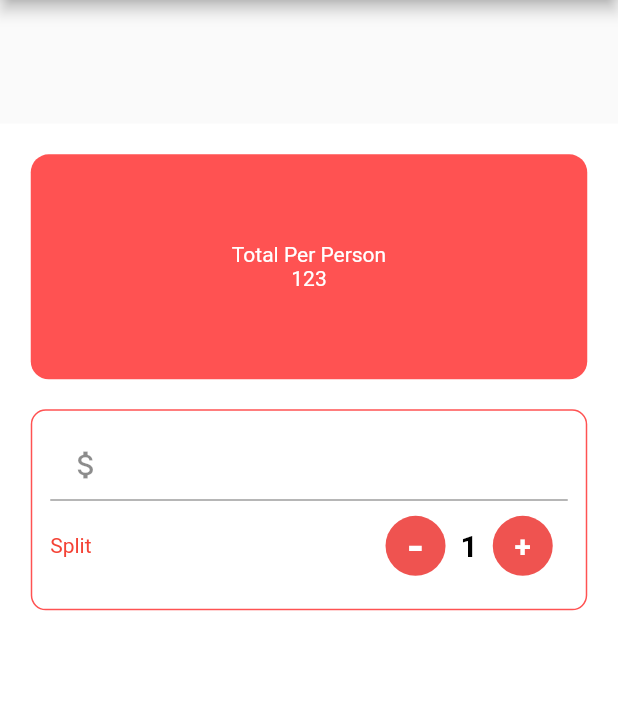
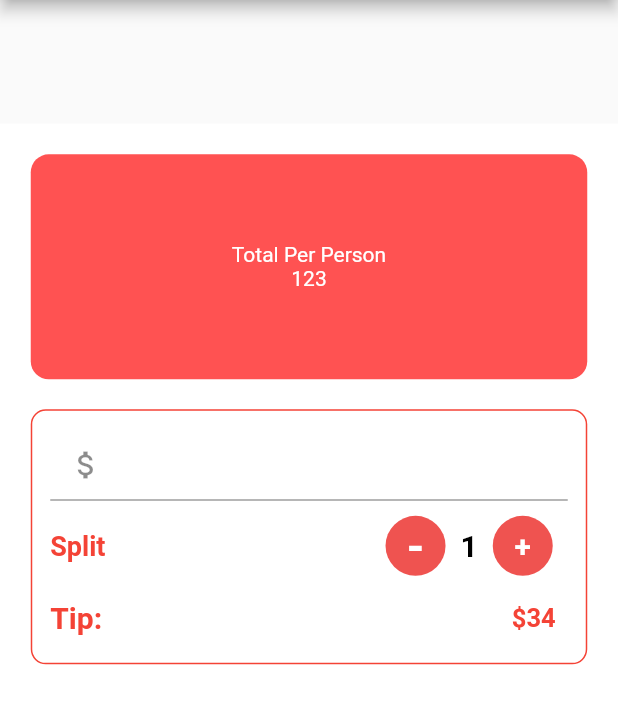
Before and after one commit to mdsayeed6220/TipCalculator, a Flutter app: the screen it shows after launch, on a phone screen of 412 x 824 dp, the part 84-808 px from its top. Run offline on Flutter 3.47's test engine with Material 2 defaults, Android fonts, the phone set to English and light mode, and no system bars.

Commit message:
Added Tip Component at Line no 159

```diff
--- a/lib/main.dart
+++ b/lib/main.dart
@@ -64,8 +64,7 @@ class _BillState extends State<Bill> {
             margin: EdgeInsets.only(top: 20.0),
             padding: EdgeInsets.all(12.0),
             decoration: BoxDecoration(
-                border: Border.all(
-                    color: Colors.redAccent, style: BorderStyle.solid),
+                border: Border.all(color: Colors.red, style: BorderStyle.solid),
                 borderRadius: BorderRadius.circular((10.0))),
             child: Column(
               children: [
@@ -88,7 +87,10 @@ class _BillState extends State<Bill> {
                   children: [
                     Text(
                       "Split",
-                      style: TextStyle(color: Colors.red),
+                      style: TextStyle(
+                          color: Colors.red,
+                          fontWeight: FontWeight.bold,
+                          fontSize: 18),
                     ),
                     Row(
                       children: [
@@ -150,6 +152,26 @@ class _BillState extends State<Bill> {
                               )),
                         ),
                       ],
+                    ),
+                  ],
+                ),
+                Row(
+                  mainAxisAlignment: MainAxisAlignment.spaceBetween,
+                  children: [
+                    Text(
+                      "Tip:",
+                      style: TextStyle(color: Colors.red,fontWeight: FontWeight.bold,fontSize: 20),
+
+                    ),
+                    Padding(
+                      padding: EdgeInsets.all(8.0),
+                      child: Text(
+                        "\$34",
+                        style: TextStyle(
+                            color: Colors.red,
+                            fontWeight: FontWeight.bold,
+                            fontSize: 17.0),
+                      ),
                     )
                   ],
                 )
```
